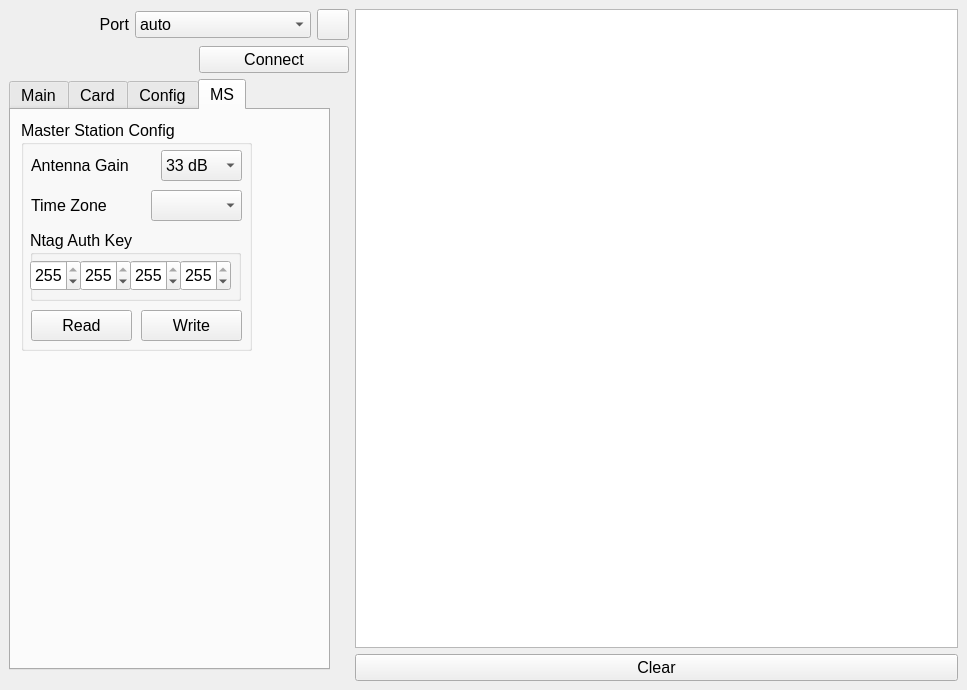
First picture: the form in design.ui, repository sembruk/SportiduinoPQ, before the edit.
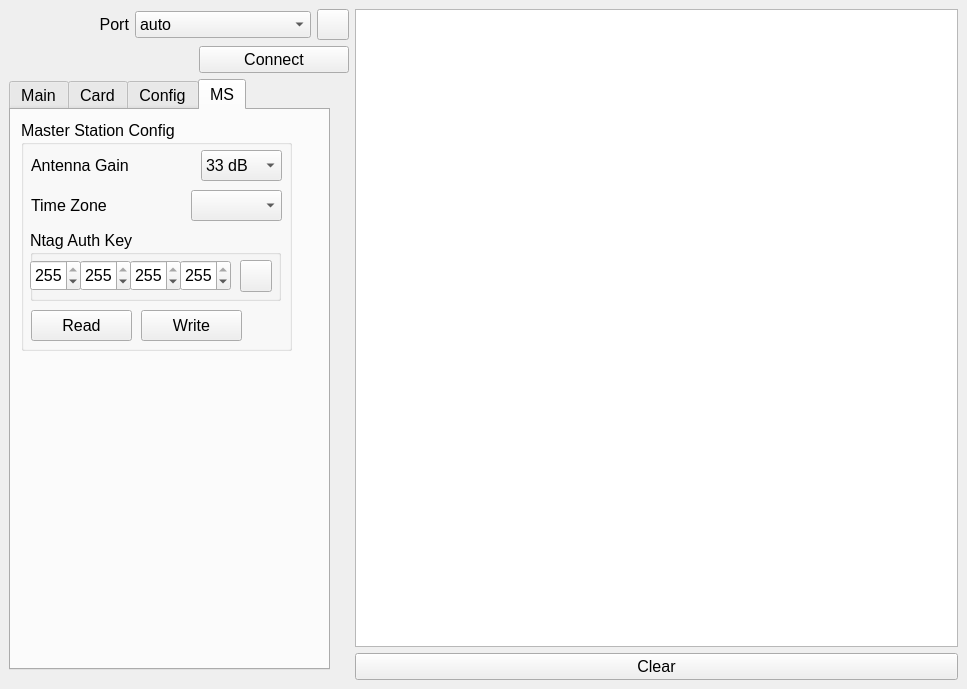
Second picture: the form after the edit. The open tabs and pages were chosen to show the change.

Diff of the .ui file:
```diff
--- a/design.ui
+++ b/design.ui
@@ -7,7 +7,7 @@
     <x>0</x>
     <y>0</y>
     <width>967</width>
-    <height>690</height>
+    <height>689</height>
    </rect>
   </property>
   <property name="windowTitle">
@@ -1506,7 +1506,7 @@
              <rect>
               <x>10</x>
               <y>10</y>
-              <width>231</width>
+              <width>271</width>
               <height>231</height>
              </rect>
             </property>
@@ -1518,7 +1518,7 @@
               <rect>
                <x>10</x>
                <y>30</y>
-               <width>121</width>
+               <width>161</width>
                <height>31</height>
               </rect>
              </property>
@@ -1529,7 +1529,7 @@
             <widget class="QComboBox" name="cbMsAntennaGain">
              <property name="geometry">
               <rect>
-               <x>140</x>
+               <x>180</x>
                <y>30</y>
                <width>81</width>
                <height>31</height>
@@ -1609,7 +1609,7 @@
               <rect>
                <x>10</x>
                <y>70</y>
-               <width>121</width>
+               <width>151</width>
                <height>31</height>
               </rect>
              </property>
@@ -1620,7 +1620,7 @@
             <widget class="QComboBox" name="cbTimeZone">
              <property name="geometry">
               <rect>
-               <x>130</x>
+               <x>170</x>
                <y>70</y>
                <width>91</width>
                <height>31</height>
@@ -1638,7 +1638,7 @@
               <rect>
                <x>9</x>
                <y>110</y>
-               <width>211</width>
+               <width>251</width>
                <height>71</height>
               </rect>
              </property>
@@ -1733,6 +1733,34 @@
                <number>255</number>
               </property>
              </widget>
+             <widget class="QPushButton" name="resetNtagKeyButton">
+              <property name="geometry">
+               <rect>
+                <x>210</x>
+                <y>30</y>
+                <width>32</width>
+                <height>32</height>
+               </rect>
+              </property>
+              <property name="minimumSize">
+               <size>
+                <width>0</width>
+                <height>31</height>
+               </size>
+              </property>
+              <property name="maximumSize">
+               <size>
+                <width>32</width>
+                <height>16777215</height>
+               </size>
+              </property>
+              <property name="toolTip">
+               <string>Reset to defaults for disabling authentication</string>
+              </property>
+              <property name="text">
+               <string/>
+              </property>
+             </widget>
             </widget>
            </widget>
           </widget>
```
Left out of the diff: 51 changed lines with no effect on the pictures.
